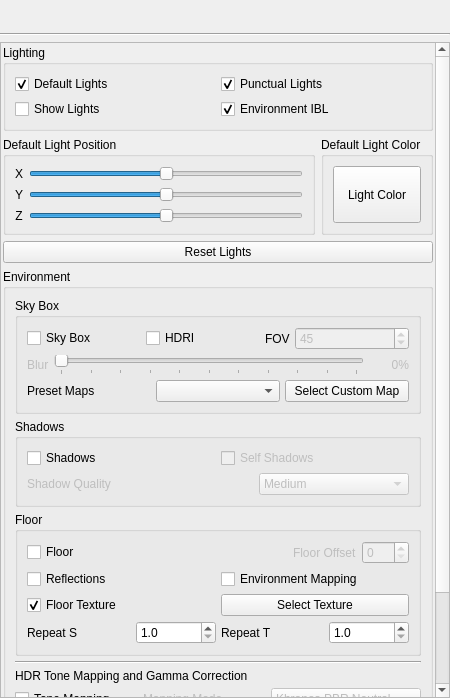
Old version of the form ui/VisualizationEnvironmentPanel.ui in the repository 01Hub/ModelViewer.
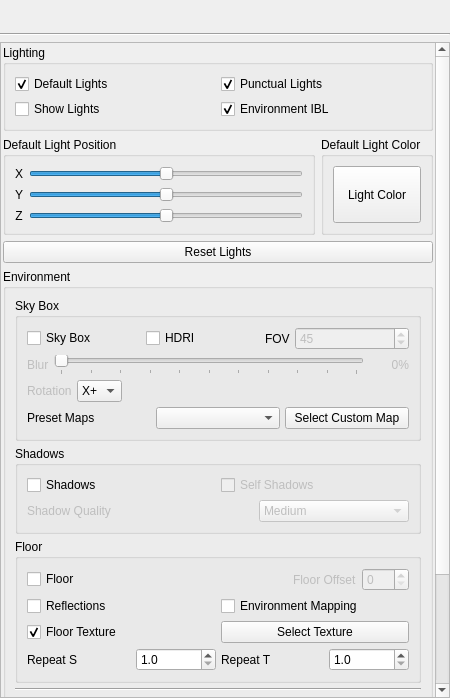
New version of the form. Icons and pictures are not drawn.

Commit message: Add skybox environment rotation control and fix HDR cubemap quality

Patch:
```diff
--- a/ui/VisualizationEnvironmentPanel.ui
+++ b/ui/VisualizationEnvironmentPanel.ui
@@ -117,7 +117,7 @@
         <x>0</x>
         <y>0</y>
         <width>436</width>
-        <height>904</height>
+        <height>939</height>
        </rect>
       </property>
       <layout class="QGridLayout" name="gridLayout">
@@ -468,6 +468,69 @@
                </item>
               </layout>
              </item>
+             <item>
+              <layout class="QHBoxLayout" name="skyBoxRotationLayout">
+               <item>
+                <widget class="QLabel" name="labelSkyBoxRotation">
+                 <property name="enabled">
+                  <bool>false</bool>
+                 </property>
+                 <property name="text">
+                  <string>Rotation</string>
+                 </property>
+                </widget>
+               </item>
+               <item>
+                <widget class="QComboBox" name="comboBoxSkyBoxRotation">
+                 <property name="enabled">
+                  <bool>true</bool>
+                 </property>
+                 <property name="maximumSize">
+                  <size>
+                   <width>80</width>
+                   <height>16777215</height>
+                  </size>
+                 </property>
+                 <property name="editable">
+                  <bool>false</bool>
+                 </property>
+                 <item>
+                  <property name="text">
+                   <string>X+</string>
+                  </property>
+                 </item>
+                 <item>
+                  <property name="text">
+                   <string>X-</string>
+                  </property>
+                 </item>
+                 <item>
+                  <property name="text">
+                   <string>Y+</string>
+                  </property>
+                 </item>
+                 <item>
+                  <property name="text">
+                   <string>Y-</string>
+                  </property>
+                 </item>
+                </widget>
+               </item>
+               <item>
+                <spacer name="skyBoxRotationSpacer">
+                 <property name="orientation">
+                  <enum>Qt::Orientation::Horizontal</enum>
+                 </property>
+                 <property name="sizeHint" stdset="0">
+                  <size>
+                   <width>40</width>
+                   <height>20</height>
+                  </size>
+                 </property>
+                </spacer>
+               </item>
+              </layout>
+             </item>
              <item>
               <layout class="QHBoxLayout" name="presetMapsLayout">
                <item>
```
The commit also changes 4 other files.
